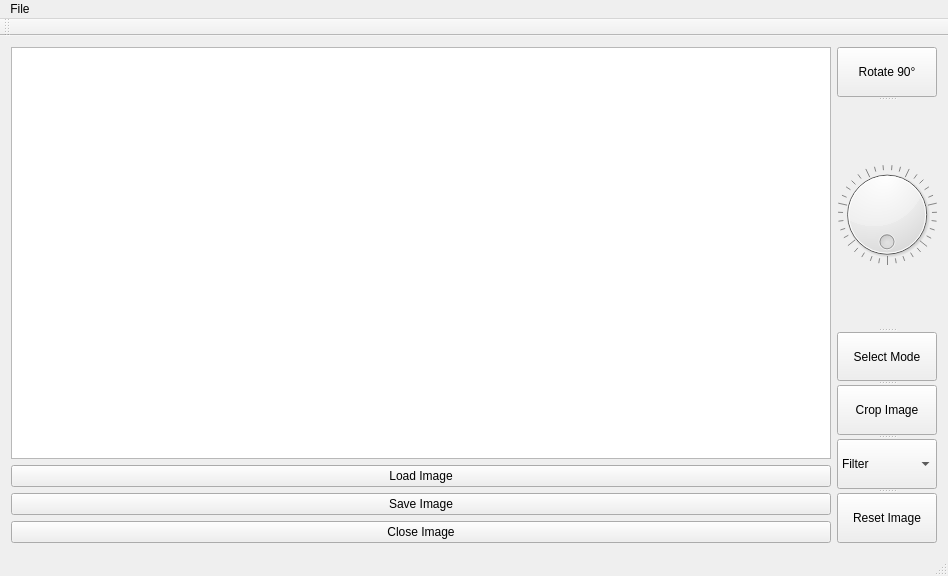
brettalcox/ImageViewer, file image.ui: the form before one commit.
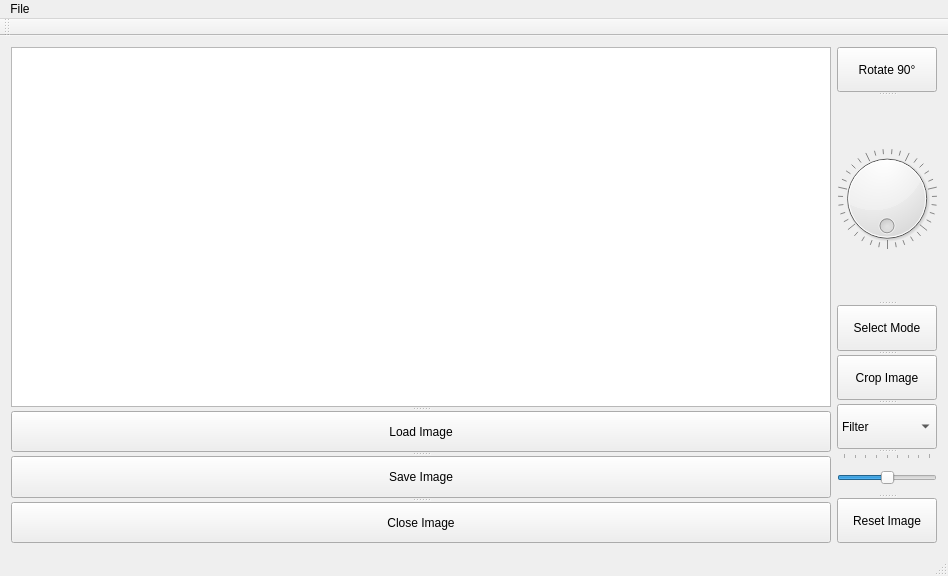
The form after the commit.

Commit message: added brightness slider

The edit to the form file:
```diff
--- a/image.ui
+++ b/image.ui
@@ -16,6 +16,10 @@
   <widget class="QWidget" name="centralWidget">
    <layout class="QGridLayout" name="gridLayout">
     <item row="0" column="0">
+     <widget class="QSplitter" name="splitter_2">
+      <property name="orientation">
+       <enum>Qt::Vertical</enum>
+      </property>
      <widget class="QGraphicsView" name="graphicsView">
       <property name="verticalScrollBarPolicy">
        <enum>Qt::ScrollBarAlwaysOff</enum>
@@ -50,30 +54,31 @@
        <enum>Qt::IntersectsItemShape</enum>
       </property>
      </widget>
-    </item>
-    <item row="3" column="0">
-     <widget class="QPushButton" name="closeButton">
-      <property name="text">
-       <string>Close Image</string>
-      </property>
-     </widget>
-    </item>
-    <item row="1" column="0">
      <widget class="QPushButton" name="loadButton">
       <property name="text">
        <string>Load Image</string>
       </property>
      </widget>
-    </item>
-    <item row="2" column="0">
      <widget class="QPushButton" name="saveButton">
       <property name="text">
        <string>Save Image</string>
       </property>
      </widget>
+      <widget class="QPushButton" name="closeButton">
+       <property name="text">
+        <string>Close Image</string>
+       </property>
+      </widget>
+     </widget>
     </item>
-    <item row="0" column="1" rowspan="4">
+    <item row="0" column="1">
      <widget class="QSplitter" name="splitter">
+      <property name="sizePolicy">
+       <sizepolicy hsizetype="Fixed" vsizetype="Expanding">
+        <horstretch>0</horstretch>
+        <verstretch>0</verstretch>
+       </sizepolicy>
+      </property>
       <property name="orientation">
        <enum>Qt::Vertical</enum>
       </property>
@@ -161,6 +166,49 @@
         </property>
        </item>
       </widget>
+      <widget class="QSlider" name="brightnessSlider">
+       <property name="enabled">
+        <bool>true</bool>
+       </property>
+       <property name="font">
+        <font>
+         <strikeout>false</strikeout>
+        </font>
+       </property>
+       <property name="toolTip">
+        <string>Brightness</string>
+       </property>
+       <property name="accessibleName">
+        <string/>
+       </property>
+       <property name="autoFillBackground">
+        <bool>false</bool>
+       </property>
+       <property name="minimum">
+        <number>-20</number>
+       </property>
+       <property name="maximum">
+        <number>20</number>
+       </property>
+       <property name="pageStep">
+        <number>5</number>
+       </property>
+       <property name="orientation">
+        <enum>Qt::Horizontal</enum>
+       </property>
+       <property name="invertedAppearance">
+        <bool>false</bool>
+       </property>
+       <property name="invertedControls">
+        <bool>false</bool>
+       </property>
+       <property name="tickPosition">
+        <enum>QSlider::TicksAbove</enum>
+       </property>
+       <property name="tickInterval">
+        <number>0</number>
+       </property>
+      </widget>
       <widget class="QPushButton" name="resetButton">
        <property name="text">
         <string>Reset Image</string>
```
Lines whose indentation alone changed are shown as unchanged. The commit also changes 6 other files.
